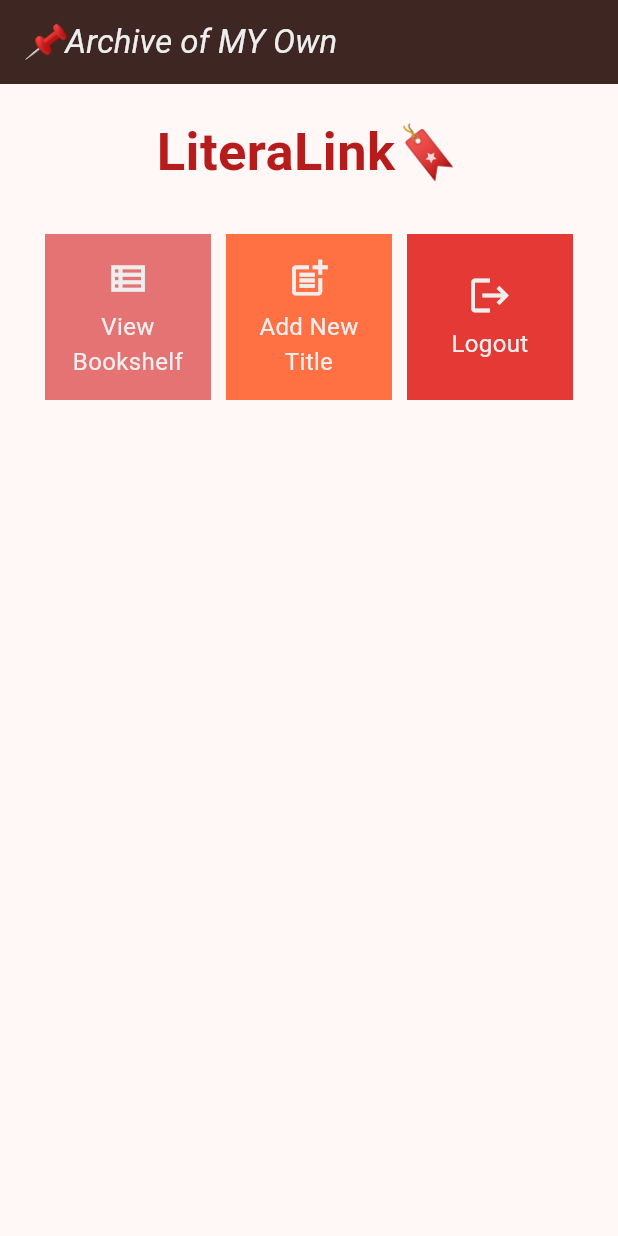
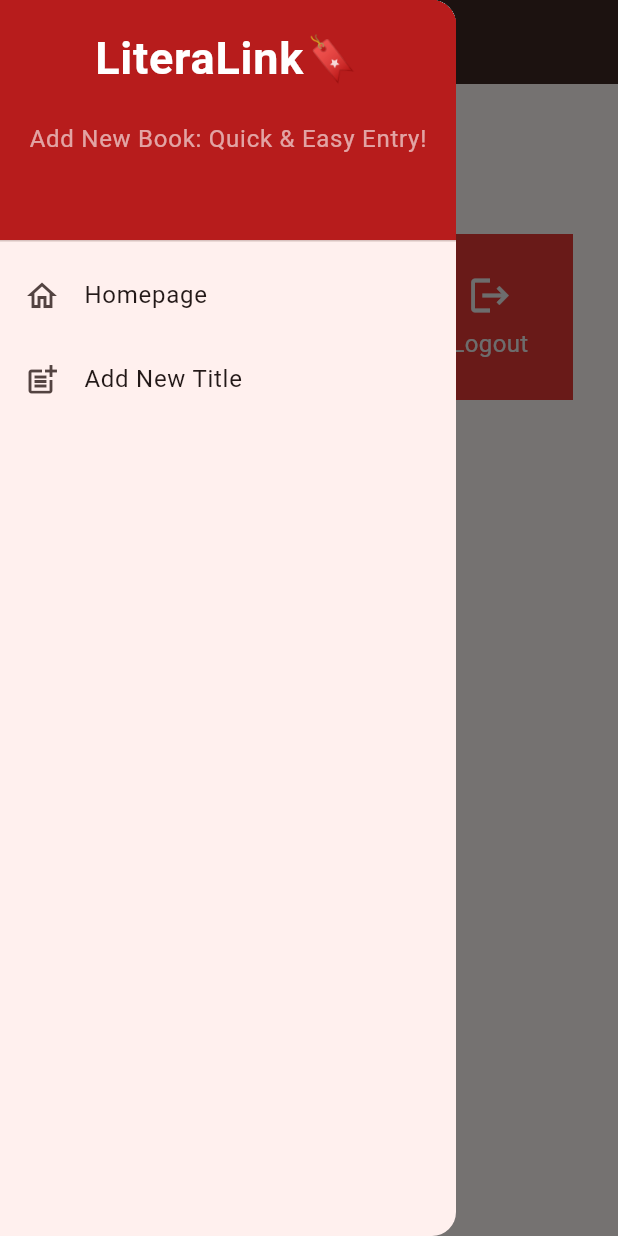
Before and after one commit to vinkakniv/LiteraLink, a Flutter app: the screen it shows after launch, with the side drawer open (before the commit the screen has no drawer), on a phone screen of 412 x 824 dp. Run offline on Flutter 3.47's test engine with Material 2 defaults, Android fonts, the light colour scheme and no system bars; Roboto replaces fonts that are missing (Segoe UI).

Commit message:
add tugas 8

```diff
--- a/lib/main.dart
+++ b/lib/main.dart
@@ -1,5 +1,5 @@
 import 'package:flutter/material.dart';
-import 'package:literalink/menu.dart';
+import 'package:literalink/screens/menu.dart';
 
 void main() {
   runApp(const MyApp());
--- /dev/null
+++ b/lib/screens/menu.dart
@@ -0,0 +1,135 @@
+import 'package:flutter/material.dart';
+import 'package:literalink/widgets/left_drawer.dart';
+import 'package:literalink/screens/shoplist_form.dart';
+
+class ShopItem {
+  final String name;
+  final IconData icon;
+  final Color color;
+
+  ShopItem(this.name, this.icon, this.color);
+}
+
+class MyHomePage extends StatelessWidget {
+  MyHomePage({Key? key}) : super(key: key);
+
+  final List<ShopItem> items = [
+    ShopItem("View Bookshelf", Icons.view_list_outlined, const Color(0xFFE57373)),
+    ShopItem("Add New Title", Icons.post_add_outlined, const Color(0xFFFf7043)),
+    ShopItem("Logout", Icons.logout, const Color(0xFFE53935)),
+  ];
+
+  // This widget is the home page of your application. It is stateful, meaning
+  // that it has a State object (defined below) that contains fields that affect
+  // how it looks.
+
+  // This class is the configuration for the state. It holds the values (in this
+  // case the title) provided by the parent (in this case the App widget) and
+  // used by the build method of the State. Fields in a Widget subclass are
+  // always marked "final".
+  @override
+  Widget build(BuildContext context) {
+    return Scaffold(
+      appBar: AppBar(
+        backgroundColor: const Color(0xFF3E2723),
+        title: const Text(
+          '📌Archive of MY Own',
+          style: TextStyle(
+            fontStyle: FontStyle.italic, // Set the fontStyle here
+            color:  Color(0xFFEEEEEE),
+              fontFamily: 'Segoe UI'
+          ),
+        ),
+      ),
+      drawer: const LeftDrawer(),
+      body: SingleChildScrollView(
+        // Widget wrapper yang dapat discroll
+        child: Padding(
+          padding: const EdgeInsets.all(10.0), // Set padding dari halaman
+          child: Column(
+            // Widget untuk menampilkan children secara vertikal
+            children: <Widget>[
+              const Padding(
+                padding: EdgeInsets.only(top: 10.0, bottom: 10.0),
+                // Widget Text untuk menampilkan tulisan dengan alignment center dan style yang sesuai
+                child: Text(
+                  'LiteraLink🔖', // Text yang menandakan toko
+                  textAlign: TextAlign.center,
+                  style: TextStyle(
+                    fontSize: 35,
+                    fontWeight: FontWeight.bold,
+                    color: Color(0xFFB71C1C),
+                      fontFamily: 'Segoe UI'
+                  ),
+                ),
+              ),
+              // Grid layout
+              GridView.count(
+                // Container pada card.
+                primary: true,
+                padding: const EdgeInsets.all(20),
+                crossAxisSpacing: 10,
+                mainAxisSpacing: 10,
+                crossAxisCount: 3,
+                shrinkWrap: true,
+                children: items.map((ShopItem item) {
+                  // Iterasi untuk setiap item
+                  return ShopCard(item);
+                }).toList(),
+              ),
+            ],
+          ),
+        ),
+      ),
+    );
+  }
+}
+
+class ShopCard extends StatelessWidget {
+  final ShopItem item;
+
+  const ShopCard(this.item, {super.key}); // Constructor
+
+  @override
+  Widget build(BuildContext context) {
+    return Material(
+      color: item.color,
+      child: InkWell(
+        // Area responsive terhadap sentuhan
+        onTap: () {
+          // Memunculkan SnackBar ketika diklik
+          ScaffoldMessenger.of(context)
+            ..hideCurrentSnackBar()
+            ..showSnackBar(SnackBar(
+                content: Text("Kamu telah menekan tombol ${item.name}!")));
+          if (item.name == "Add New Title") {
+            Navigator.push(context,
+                MaterialPageRoute(builder: (context) => const FormPage()));
+          }
+        },
+        child: Container(
+          // Container untuk menyimpan Icon dan Text
+          padding: const EdgeInsets.all(8),
+          child: Center(
+            child: Column(
+              mainAxisAlignment: MainAxisAlignment.center,
+              children: [
+                Icon(
+                  item.icon,
+                  color: const Color(0xFFEEEEEE),
+                  size: 30.0,
+                ),
+                const Padding(padding: EdgeInsets.all(3)),
+                Text(
+                  item.name,
+                  textAlign: TextAlign.center,
+                  style: const TextStyle(color: Color(0xFFEEEEEE), fontSize: 16, fontFamily: 'Segoe UI')
+                ),
+              ],
+            ),
+          ),
+        ),
+      ),
+    );
+  }
+}
--- /dev/null
+++ b/lib/widgets/left_drawer.dart
@@ -0,0 +1,62 @@
+import 'package:flutter/material.dart';
+import 'package:literalink/screens/menu.dart';
+import 'package:literalink/screens/shoplist_form.dart';
+
+class LeftDrawer extends StatelessWidget {
+  const LeftDrawer({super.key});
+
+  @override
+  Widget build(BuildContext context) {
+    return Drawer(
+      child: ListView(
+        children: [
+          const DrawerHeader(
+            decoration: BoxDecoration(
+              color: Color(0xFFB71C1C),
+            ),
+            child: Column(
+              children: [
+                Text(
+                  'LiteraLink🔖',
+                  textAlign: TextAlign.center,
+                  style: TextStyle(
+                    fontSize: 30,
+                    fontWeight: FontWeight.bold,
+                    color: Colors.white,
+                  ),
+                ),
+                Padding(padding: EdgeInsets.all(10)),
+                Text("Add New Book: Quick & Easy Entry!",
+                  style: TextStyle(
+                    color:  Colors.white60,
+                  ),
+                ),
+              ],
+            ),
+          ),
+          ListTile(
+            leading: const Icon(Icons.home_outlined),
+            title: const Text('Homepage'),
+            // Bagian redirection ke MyHomePage
+            onTap: () {
+              Navigator.pushReplacement(
+                  context,
+                  MaterialPageRoute(
+                    builder: (context) => MyHomePage(),
+                  ));
+            },
+          ),
+          ListTile(
+            leading: const Icon(Icons.post_add_outlined),
+            title: const Text('Add New Title'),
+            // Bagian redirection ke ShopFormPage
+            onTap: () {
+              Navigator.push(context,
+                  MaterialPageRoute(builder: (context) => const FormPage()));
+            },
+          ),
+        ],
+      ),
+    );
+  }
+}
--- a/lib/menu.dart
+++ b/lib/widgets/shop_card.dart
@@ -1,4 +1,6 @@
 import 'package:flutter/material.dart';
+import 'package:literalink/screens/shoplist_form.dart';
+import 'package:literalink/widgets/left_drawer.dart';
 
 class ShopItem {
   final String name;
@@ -8,6 +10,7 @@
   ShopItem(this.name, this.icon, this.color);
 }
 
+
 class MyHomePage extends StatelessWidget {
   MyHomePage({Key? key}) : super(key: key);
 
@@ -16,6 +19,7 @@
     ShopItem("Add New Title", Icons.post_add_outlined, const Color(0xFFFf7043)),
     ShopItem("Logout", Icons.logout, const Color(0xFFE53935)),
   ];
+
 
   // This widget is the home page of your application. It is stateful, meaning
   // that it has a State object (defined below) that contains fields that affect
@@ -39,6 +43,7 @@
           ),
         ),
       ),
+      drawer: const LeftDrawer(),
       body: SingleChildScrollView(
         // Widget wrapper yang dapat discroll
         child: Padding(
@@ -99,6 +104,10 @@
             ..hideCurrentSnackBar()
             ..showSnackBar(SnackBar(
                 content: Text("Kamu telah menekan tombol ${item.name}!")));
+          if (item.name == "Add New Title") {
+            Navigator.push(context,
+                MaterialPageRoute(builder: (context) => const FormPage()));
+          }
         },
         child: Container(
           // Container untuk menyimpan Icon dan Text
```
Also changed, not shown: lib/screens/shoplist_form.dart (added, +182 -0 lines), 1 other file. Lines whose indentation alone changed are shown as unchanged.
